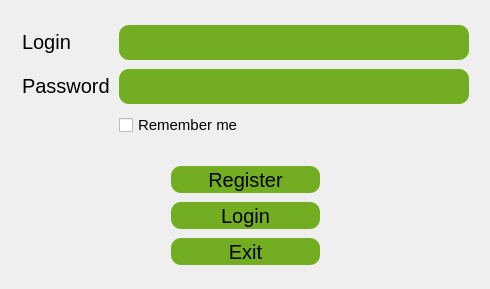
BohdanGunko/clientServetTcpIp, file Lab2/Lab2_proj/ClientPart/mainwindow.ui: the form before one commit.
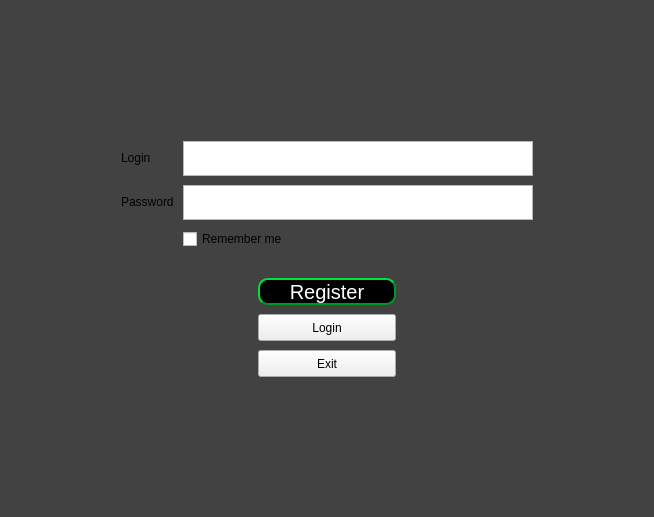
The form after the commit. The open tabs and pages were chosen to show the change.

Commit message: color styles work in progress

Patch:
```diff
--- a/Lab2/Lab2_proj/ClientPart/mainwindow.ui
+++ b/Lab2/Lab2_proj/ClientPart/mainwindow.ui
@@ -6,8 +6,8 @@
    <rect>
     <x>0</x>
     <y>0</y>
-    <width>490</width>
-    <height>289</height>
+    <width>654</width>
+    <height>517</height>
    </rect>
   </property>
   <property name="maximumSize">
@@ -24,10 +24,22 @@
   </property>
   <widget class="QWidget" name="centralwidget">
    <layout class="QHBoxLayout" name="horizontalLayout_3">
+    <property name="leftMargin">
+     <number>0</number>
+    </property>
+    <property name="topMargin">
+     <number>0</number>
+    </property>
+    <property name="rightMargin">
+     <number>0</number>
+    </property>
+    <property name="bottomMargin">
+     <number>0</number>
+    </property>
     <item>
      <widget class="QStackedWidget" name="stackedWidget">
       <property name="currentIndex">
-       <number>1</number>
+       <number>0</number>
       </property>
       <widget class="QWidget" name="LoginMenu">
        <property name="sizePolicy">
@@ -42,47 +54,18 @@
          <height>16777215</height>
         </size>
        </property>
+       <property name="font">
+        <font>
+         <family>Calibri</family>
+         <weight>75</weight>
+         <bold>true</bold>
+        </font>
+       </property>
        <property name="styleSheet">
-        <string notr="true">QPushButton{
-
-	border-radius: 10px;
-	background: #73AD21;
-	font-size: 20px;
-	font-family:&quot;Arial Rounded MT Bold&quot;;
+        <string notr="true">QWidget#LoginMenu{
+	background-color:#424242 ;
 }
-QPushButton:pressed{
-
-	border-radius: 10px;
-	background: rgb(34, 86, 255);
-	font-size: 20px;
-	font-family:&quot;Arial Rounded MT Bold&quot;;
-}
-QPushButton:hover:!pressed{
-
-	border-radius: 10px;
-	background:rgb(0, 0, 0);
-	font-size: 20px;
-	font-family:&quot;Arial Rounded MT Bold&quot;;
-}
-
-QLabel{
-	font-size: 20px;
-	font-family:&quot;Arial Rounded MT Bold&quot;;
-}
-
-QTextEdit{
-
-	border-radius: 10px;
-	background: #73AD21;
-	font-size: 20px;
-	font-family:&quot;Arial Rounded MT Bold&quot;;
-}
-
-
-QCheckBox{
-	font-size: 15px;
-	font-family:&quot;Arial Rounded MT Bold&quot;;
-}</string>
+</string>
        </property>
        <layout class="QVBoxLayout" name="verticalLayout_4" stretch="0">
         <property name="spacing">
@@ -103,16 +86,16 @@
         <item>
          <layout class="QGridLayout" name="gridLayout_6" rowstretch="5,4,4,5">
           <property name="leftMargin">
-           <number>0</number>
+           <number>5</number>
           </property>
           <property name="topMargin">
-           <number>0</number>
+           <number>5</number>
           </property>
           <property name="rightMargin">
-           <number>0</number>
+           <number>5</number>
           </property>
           <property name="bottomMargin">
-           <number>0</number>
+           <number>5</number>
           </property>
           <property name="spacing">
            <number>9</number>
@@ -163,6 +146,28 @@
                 <height>0</height>
                </size>
               </property>
+              <property name="font">
+               <font>
+                <family>MS Shell Dlg 2</family>
+                <pointsize>-1</pointsize>
+                <weight>50</weight>
+                <italic>false</italic>
+                <bold>false</bold>
+               </font>
+              </property>
+              <property name="contextMenuPolicy">
+               <enum>Qt::DefaultContextMenu</enum>
+              </property>
+              <property name="styleSheet">
+               <string notr="true">	border-radius: 10px;
+	color:white;
+	background: #000000;
+	font-size: 20px;
+	font: &quot;Calibr Boldi&quot;;
+	border-style: outset;
+   	border-width: 2px;
+  	border-color:#009624;</string>
+              </property>
               <property name="text">
                <string>Register</string>
               </property>
```
The commit also changes 14 other files.
